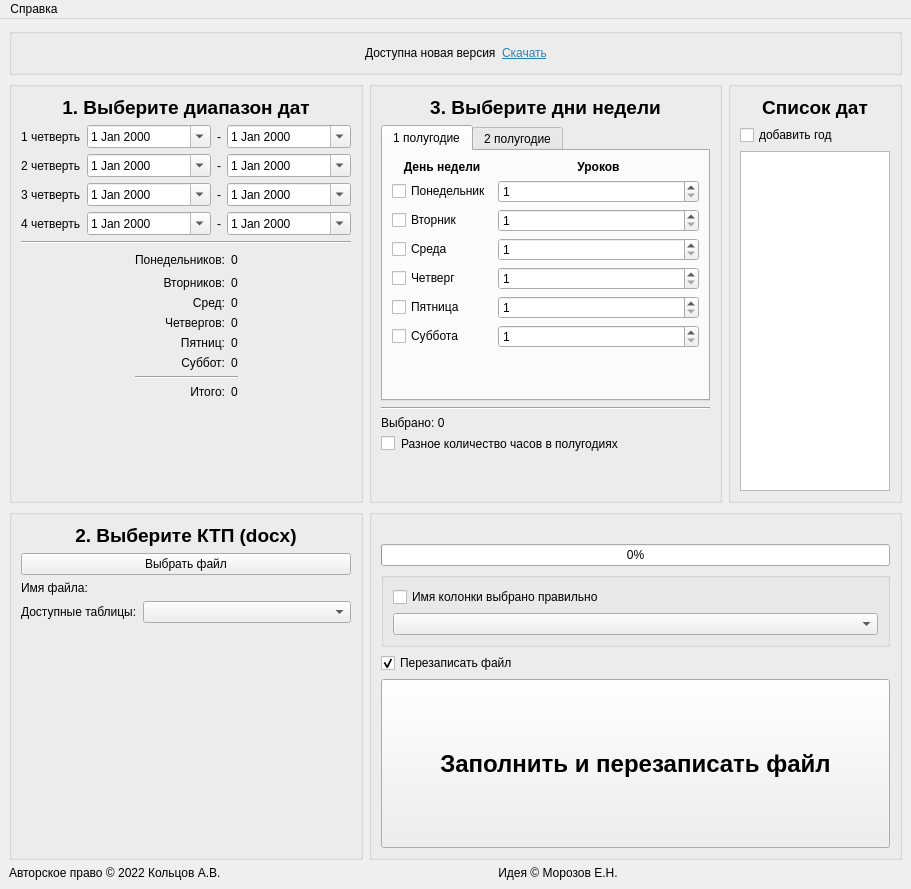
Before: the Qt Designer form main.ui in RingOV/auto-fill-KTP, drawn with Qt 5.
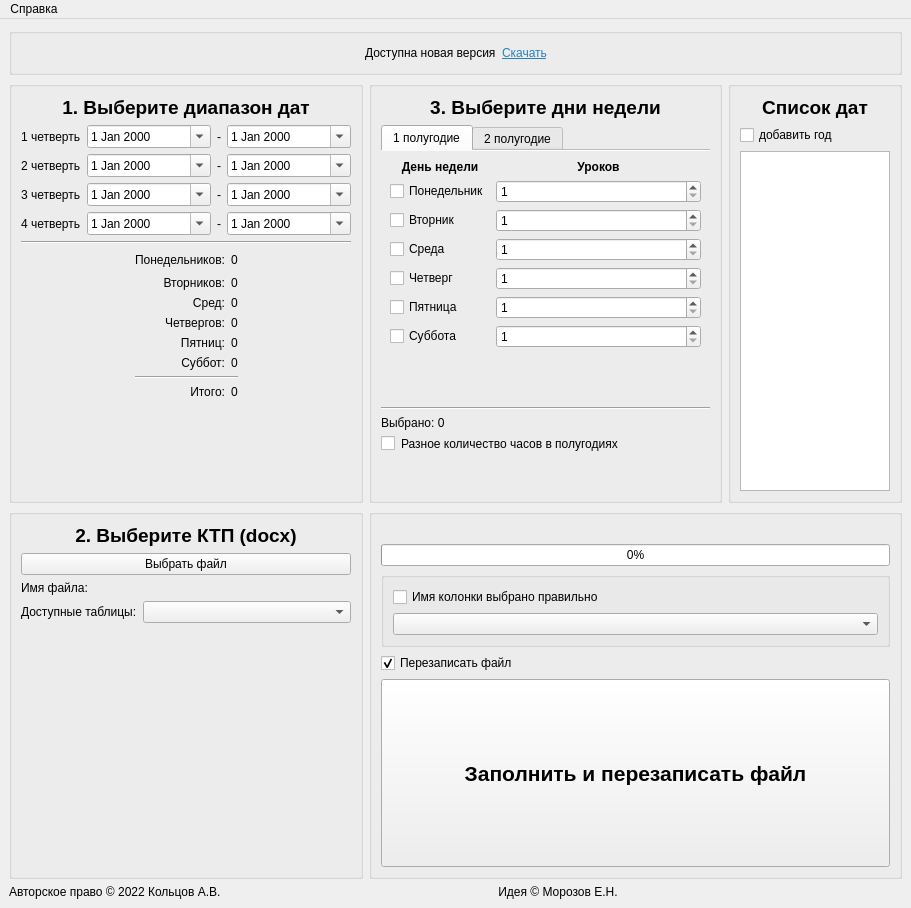
After: the same form once the commit is applied.

Patch:
```diff
--- a/main.ui
+++ b/main.ui
@@ -7,7 +7,7 @@
     <x>0</x>
     <y>0</y>
     <width>911</width>
-    <height>889</height>
+    <height>908</height>
    </rect>
   </property>
   <property name="sizePolicy">
@@ -685,7 +685,10 @@
          <property name="currentIndex">
           <number>0</number>
          </property>
-         <property name="tabBarAutoHide">
+         <property name="usesScrollButtons">
+          <bool>false</bool>
+         </property>
+         <property name="documentMode">
           <bool>true</bool>
          </property>
          <widget class="QWidget" name="tab">
@@ -1288,7 +1291,7 @@
          </property>
          <property name="font">
           <font>
-           <pointsize>18</pointsize>
+           <pointsize>16</pointsize>
            <weight>75</weight>
            <bold>true</bold>
           </font>
```
